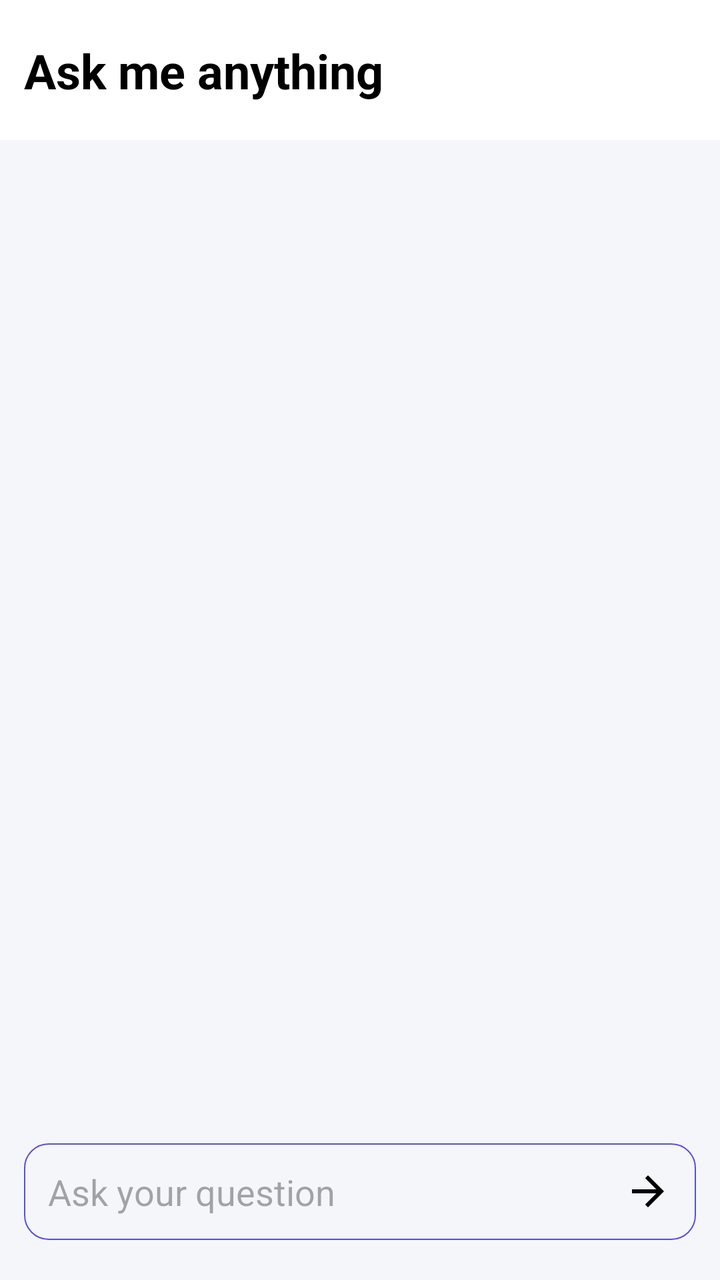
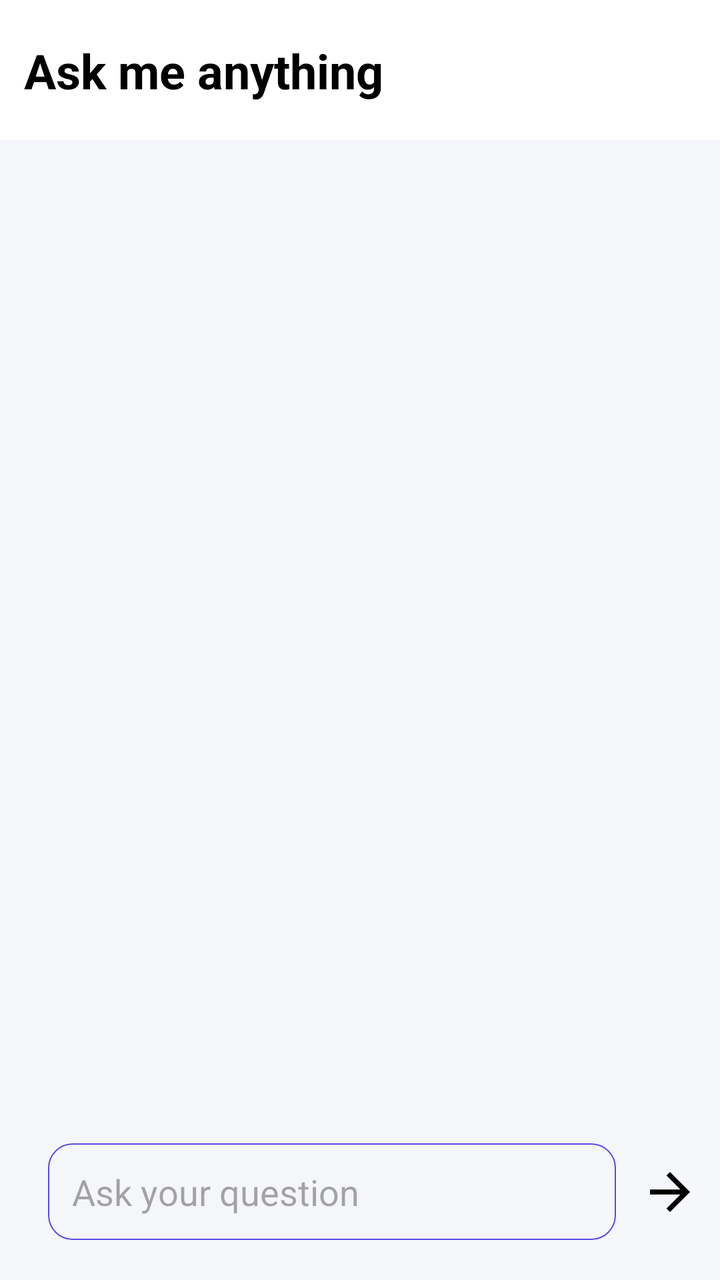

Before-and-after screenshots of an Android layout around one commit, followed by the original layout XML and the change that was made.
<!-- AndroidManifest.xml: application theme Theme.UserManagementSystem -->
<!-- res/layout/activity_chat_bot.xml -->
<?xml version="1.0" encoding="utf-8"?>
<layout
    xmlns:android="http://schemas.android.com/apk/res/android"
    xmlns:tools="http://schemas.android.com/tools"
    xmlns:app="http://schemas.android.com/apk/res-auto">

    <androidx.constraintlayout.widget.ConstraintLayout
        android:layout_width="match_parent"
        android:layout_height="match_parent"
        android:orientation="vertical"
        tools:context=".EditFragment"
        android:background="@color/lightgrey"
        >

        <View
            android:id="@+id/appbar"
            android:layout_width="0dp"
            android:layout_height="70dp"
            android:background="@color/white"
            android:padding="12dp"
            app:layout_constraintEnd_toEndOf="parent"
            app:layout_constraintHorizontal_bias="0.0"
            app:layout_constraintStart_toStartOf="parent"
            app:layout_constraintTop_toTopOf="parent" />


        <TextView
            android:id="@+id/editNoteHeading"
            android:layout_width="wrap_content"
            android:layout_height="wrap_content"
            app:layout_constraintTop_toTopOf="@id/appbar"
            app:layout_constraintStart_toStartOf="@id/appbar"
            app:layout_constraintBottom_toBottomOf="@id/appbar"
            android:text="Ask me anything"
            android:textStyle="bold"
            android:layout_marginHorizontal="12dp"
            android:textColor="@color/black"
            android:textSize="24sp" />

        <androidx.recyclerview.widget.RecyclerView
            android:layout_width="0dp"
            android:layout_height="0dp"
            app:layout_constraintTop_toBottomOf="@id/appbar"
            app:layout_constraintBottom_toTopOf="@id/question"
            android:layout_marginBottom="20dp"
            app:layout_constraintStart_toStartOf="parent"
            android:layout_marginTop="10dp"
            android:layout_marginHorizontal="20dp"
            app:layout_constraintEnd_toEndOf="parent"
            />
        <EditText
            android:id="@+id/question"
            android:layout_width="match_parent"
            android:layout_height="0dp"
            android:layout_marginHorizontal="12dp"
            android:layout_marginTop="12dp"
            android:background="@drawable/crylindrical_bg"
            android:gravity="top"
            android:hint="Ask your question"
            android:layout_marginBottom="20dp"
            android:drawableEnd="@drawable/outline_arrow_forward_24"
            android:padding="12dp"
            android:textSize="18sp"
            app:layout_constraintEnd_toEndOf="@id/editNoteHeading"
            app:layout_constraintHorizontal_bias="0.0"
            app:layout_constraintStart_toStartOf="@id/editNoteHeading"
            app:layout_constraintBottom_toBottomOf="parent"/>

    </androidx.constraintlayout.widget.ConstraintLayout>
</layout>
<!-- resources referenced by this layout -->
<resources>
  <color name="black">#FF000000</color>
  <color name="lightgrey">#F5F6F9</color>
  <color name="white">#FFFFFFFF</color>
  <!-- drawable crylindrical_bg (drawable) -->
  <?xml version="1.0" encoding="utf-8"?>
  <shape android:shape="rectangle" xmlns:android="http://schemas.android.com/apk/res/android">
  <stroke android:width="0.8dp" android:color="@color/darkpurple"/>
      <corners android:radius="12dp"/>
  </shape>
  <!-- drawable outline_arrow_forward_24 (drawable) -->
  <vector xmlns:android="http://schemas.android.com/apk/res/android" android:autoMirrored="true" android:height="24dp" android:tint="#000000" android:viewportHeight="960" android:viewportWidth="960" android:width="24dp">
        
      <path android:fillColor="@android:color/white" android:pathData="M647,520L160,520L160,440L647,440L423,216L480,160L800,480L480,800L423,744L647,520Z"/>
      
  </vector>
  <style name="Theme.UserManagementSystem" parent="Base.Theme.UserManagementSystem" />
  <color name="darkpurple">#574DE5</color>
  <style name="Base.Theme.UserManagementSystem" parent="Theme.Material3.DynamicColors.DayNight.NoActionBar">
          
          
  
      </style>
</resources>

<!-- the commit's change to res/layout/activity_chat_bot.xml (unified diff, before → after) -->
@@ -38,6 +38,7 @@
             android:textSize="24sp" />
 
         <androidx.recyclerview.widget.RecyclerView
+            android:id="@+id/recyclerview"
             android:layout_width="0dp"
             android:layout_height="0dp"
             app:layout_constraintTop_toBottomOf="@id/appbar"
@@ -50,21 +51,33 @@
             />
         <EditText
             android:id="@+id/question"
-            android:layout_width="match_parent"
-            android:layout_height="0dp"
+            android:layout_width="0dp"
+            android:layout_height="wrap_content"
             android:layout_marginHorizontal="12dp"
             android:layout_marginTop="12dp"
             android:background="@drawable/crylindrical_bg"
             android:gravity="top"
             android:hint="Ask your question"
             android:layout_marginBottom="20dp"
-            android:drawableEnd="@drawable/outline_arrow_forward_24"
+            android:maxHeight="100dp"
             android:padding="12dp"
             android:textSize="18sp"
             app:layout_constraintEnd_toEndOf="@id/editNoteHeading"
             app:layout_constraintHorizontal_bias="0.0"
             app:layout_constraintStart_toStartOf="@id/editNoteHeading"
+            app:layout_constraintEnd_toStartOf="@id/send"
             app:layout_constraintBottom_toBottomOf="parent"/>
+        <ImageView
+            android:id="@+id/send"
+            android:layout_width="30dp"
+            android:layout_marginRight="10dp"
+            android:layout_height="30dp"
+            app:layout_constraintStart_toEndOf="@id/question"
+            app:layout_constraintTop_toTopOf="@id/question"
+            app:layout_constraintBottom_toBottomOf="@id/question"
+            app:layout_constraintEnd_toEndOf="parent"
+            android:src="@drawable/outline_arrow_forward_24"
+            />
 
     </androidx.constraintlayout.widget.ConstraintLayout>
 </layout>
